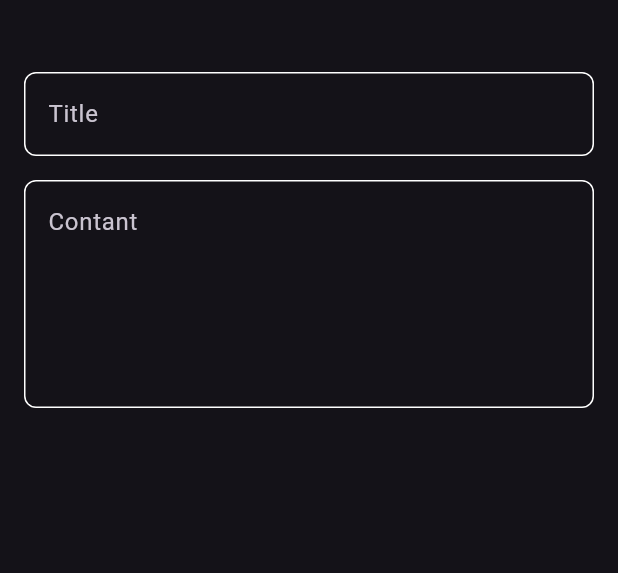
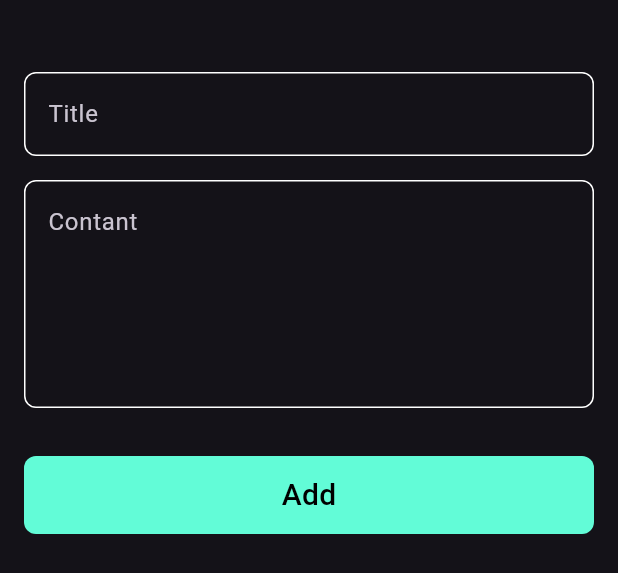
Before and after one commit to tamerelateeq/notes_app, a Flutter app: the AddNoteButtonSheet widget shown alone on an empty page, opened directly, on a phone screen of 412 x 824 dp. Shown: the top 573 px of the screen. Run offline on Flutter 3.47's test engine with Material 3 defaults, Android fonts, the phone set to English and light mode, and no system bars.

Commit message:
add button add in notes model sheet

```diff
--- a/lib/Widgets/add_note_button_sheet.dart
+++ b/lib/Widgets/add_note_button_sheet.dart
@@ -1,4 +1,5 @@
 import 'package:flutter/material.dart';
+import 'package:notes_app/Widgets/custome_button.dart';
 import 'package:notes_app/Widgets/cutome_textfiled.dart';
 
 class AddNoteButtonSheet extends StatelessWidget {
@@ -9,6 +10,7 @@ class AddNoteButtonSheet extends StatelessWidget {
     return Container(
       child: Padding(
         padding: const EdgeInsets.all(16),
+        child: SingleChildScrollView(
           child: Column(
             children: [
               SizedBox(
@@ -25,8 +27,15 @@ class AddNoteButtonSheet extends StatelessWidget {
               CustomeTextField(
                 hintText: 'Contant',
                 maxLines: 5,
+              ),
+              SizedBox(
+                height: 32,
+              ),
+              CustomeButton(
+                text: 'Add',
               )
             ],
+          ),
         ),
       ),
     );
--- /dev/null
+++ b/lib/Widgets/custome_button.dart
@@ -0,0 +1,34 @@
+import 'package:flutter/material.dart';
+import 'package:notes_app/constant.dart';
+
+// ignore: must_be_immutable
+class CustomeButton extends StatelessWidget {
+  String? text;
+  CustomeButton({Key? key, required this.text, this.ontap}) : super(key: key);
+  VoidCallback? ontap;
+
+  @override
+  Widget build(BuildContext context) {
+    return GestureDetector(
+      onTap: ontap,
+      child: Container(
+        width: MediaQuery.of(context).size.width,
+        height: 52,
+        decoration: BoxDecoration(
+          borderRadius: BorderRadius.circular(8),
+          color: kColorPrimary,
+        ),
+        child: Center(
+          child: Text(
+            "$text",
+            style: const TextStyle(
+              fontSize: 20,
+              color: Colors.black,
+              fontWeight: FontWeight.w500,
+            ),
+          ),
+        ),
+      ),
+    );
+  }
+}
```
Lines whose indentation alone changed are shown as unchanged.
